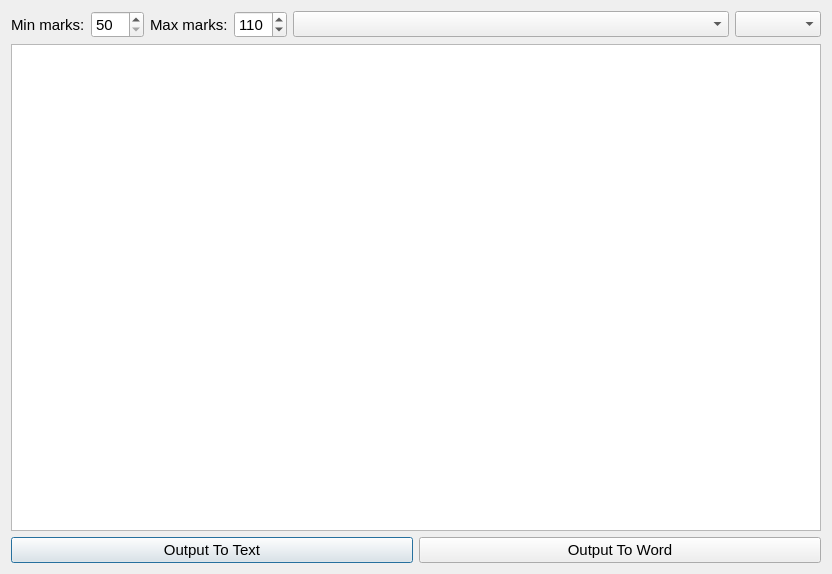
Old version of the form QT/ExamPaperGenerator.ui in the repository Daniel-CG-Wright/ExamPaperProject.
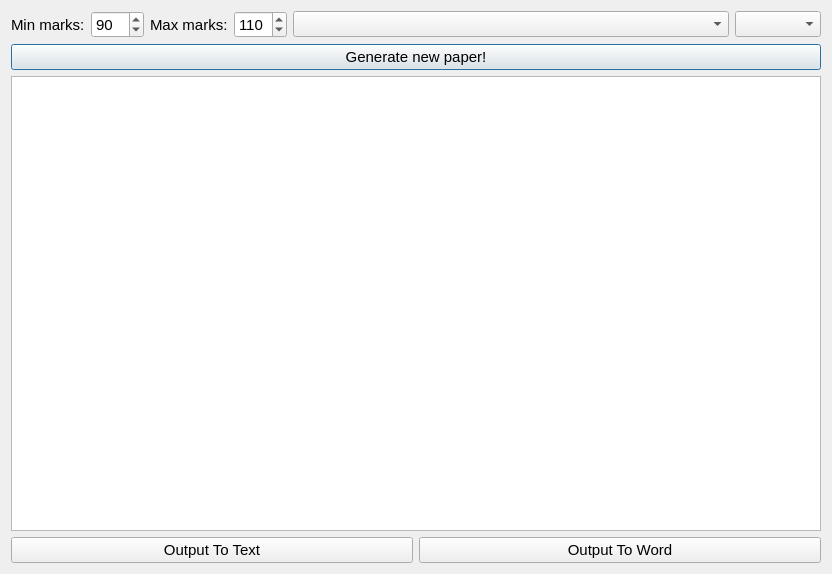
New version of the form.

Commit message: Paper generation finished, start working on GH issues now.

What changed in the file:
```diff
--- a/QT/ExamPaperGenerator.ui
+++ b/QT/ExamPaperGenerator.ui
@@ -35,13 +35,16 @@
       </widget>
      </item>
      <item>
-      <widget class="QSpinBox" name="sbMax">
+      <widget class="QSpinBox" name="sbMin">
        <property name="minimum">
         <number>50</number>
        </property>
        <property name="maximum">
         <number>150</number>
        </property>
+       <property name="value">
+        <number>90</number>
+       </property>
       </widget>
      </item>
      <item>
@@ -52,7 +55,7 @@
       </widget>
      </item>
      <item>
-      <widget class="QSpinBox" name="sbMin">
+      <widget class="QSpinBox" name="sbMax">
        <property name="minimum">
         <number>50</number>
        </property>
@@ -72,6 +75,13 @@
      </item>
     </layout>
    </item>
+   <item>
+    <widget class="QPushButton" name="pbGenerate">
+     <property name="text">
+      <string>Generate new paper!</string>
+     </property>
+    </widget>
+   </item>
    <item>
     <widget class="QTextEdit" name="teOutput"/>
    </item>
```
The commit also changes 3 other files.
